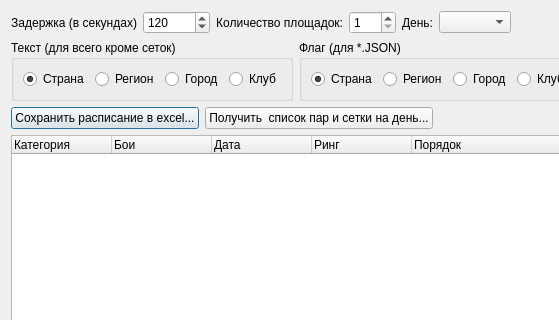
The window that TournamentManager/dialogschedule2.ui (BarsukAlexey/xelarogi) describes before a commit, drawn with Qt 5; both pictures show x 0 to 559 and y 0 to 320 of the 1114 by 631 pixel window.
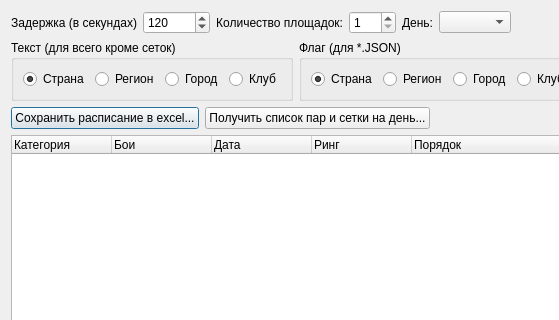
The same window after the commit. Custom widgets are drawn as their Qt base class.

The edit to the form file:
```diff
--- a/TournamentManager/dialogschedule2.ui
+++ b/TournamentManager/dialogschedule2.ui
@@ -215,7 +215,7 @@
          <item>
           <widget class="QPushButton" name="pushButtonListOfPairs">
            <property name="text">
-            <string>Получить  список пар и сетки на день...</string>
+            <string>Получить список пар и сетки на день...</string>
            </property>
           </widget>
          </item>
@@ -277,7 +277,7 @@
        </item>
       </layout>
      </widget>
-     <widget class="QWidget" name="">
+     <widget class="QWidget" name="layoutWidget">
       <layout class="QHBoxLayout" name="horizontalLayout_9">
        <item>
         <widget class="Dialogschedule2TableWidget" name="tableWidget">
```
Left out of the diff: 16 changed lines with no effect on the pictures.
